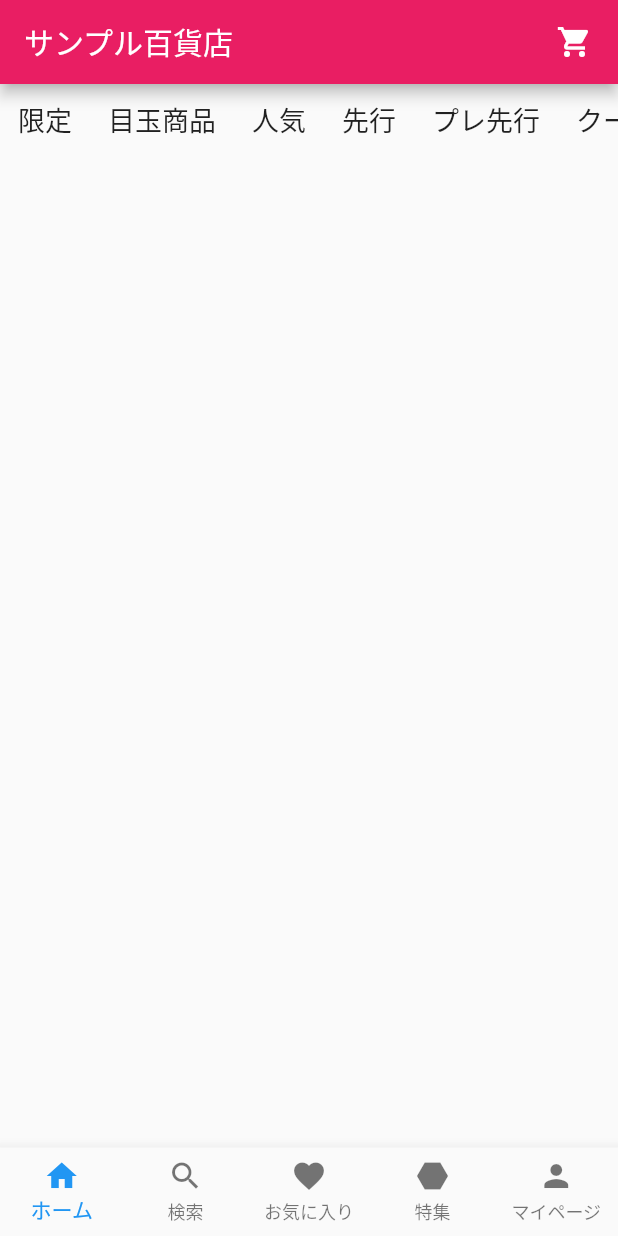
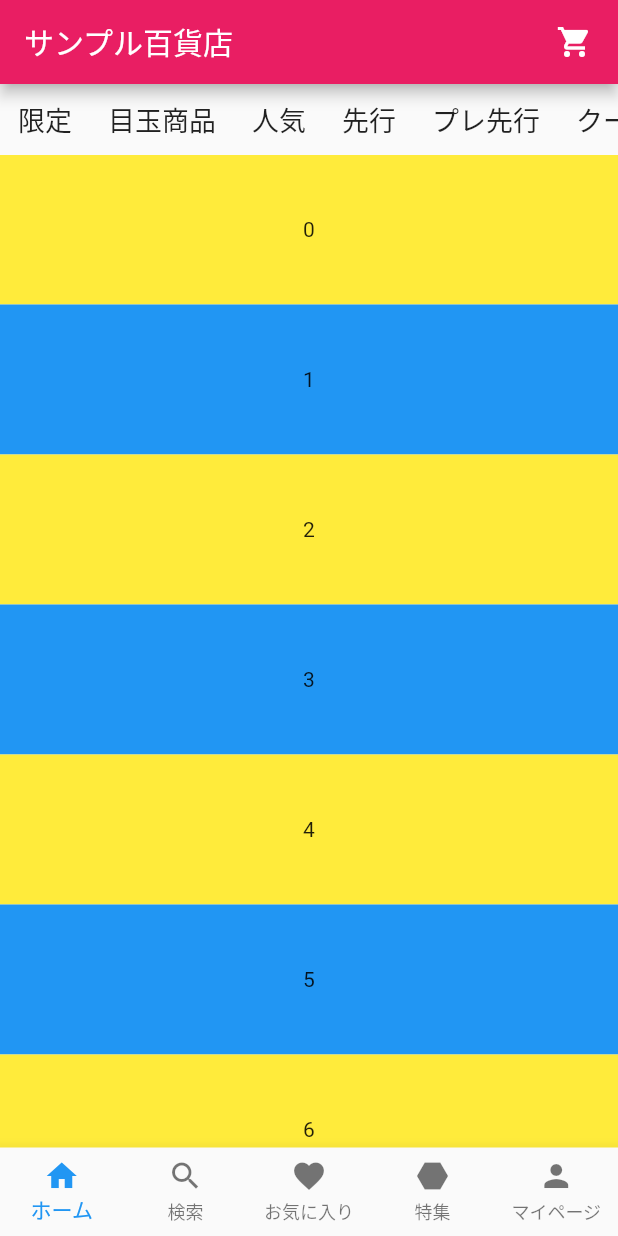
Before and after one commit to TakumaNaito227/sample_department_store_clone, a Flutter app: the screen it shows after launch, on a phone screen of 412 x 824 dp. Run offline on Flutter 3.47's test engine with Material 2 defaults, Android fonts, the light colour scheme and no system bars.

Commit message:
homeのbody実装

```diff
--- a/lib/home.dart
+++ b/lib/home.dart
@@ -1,18 +1,32 @@
 import 'package:flutter/material.dart';
 
 class Home extends StatefulWidget {
-  const Home({super.key});
+  Home({super.key});
 
   @override
   State<Home> createState() => _HomeState();
 }
 
 class _HomeState extends State<Home> {
+  String title = 'サンプル百貨店';
+
   @override
   Widget build(BuildContext context) {
+    const data = [
+      Text('0'),
+      Text('1'),
+      Text('2'),
+      Text('3'),
+      Text('4'),
+      Text('5'),
+      Text('6'),
+      Text('8'),
+      Text('9'),
+      Text('10'),
+    ];
     return Scaffold(
       appBar: AppBar(
-        title: const Text('サンプル百貨店'),
+        title: Text(title),
         backgroundColor: Colors.pink,
         actions: [
           Padding(
@@ -26,94 +40,64 @@ class _HomeState extends State<Home> {
           ),
         ],
       ),
-      body: SingleChildScrollView(
-        // RowをラップしたSingleChildScrollView
-        scrollDirection: Axis.horizontal, // 横スクロールを有効にする
+      body: Column(
+        crossAxisAlignment: CrossAxisAlignment.stretch, // 横幅いっぱいに広げる
+        children: [
+          SingleChildScrollView(
+            scrollDirection: Axis.horizontal,
             child: Row(
               mainAxisAlignment: MainAxisAlignment.spaceEvenly,
               children: [
-            Container(
+                _buildMenuItem('限定'),
+                _buildMenuItem('目玉商品'),
+                _buildMenuItem('人気'),
+                _buildMenuItem('先行'),
+                _buildMenuItem('プレ先行'),
+                _buildMenuItem('クーポン'),
+                _buildMenuItem('抽選'),
+                _buildMenuItem('履歴'),
+              ],
+            ),
+          ),
+          Expanded(
+            child: ListView(
+              children: data.asMap().entries.map((entry) {
+                int index = entry.key;
+                Widget item = entry.value;
+                Color color = index % 2 == 0 ? Colors.yellow : Colors.blue;
+                return _buildColorfulBox(color, item);
+              }).toList(),
+            ),
+          ),
+        ],
+      ),
+    );
+  }
+
+  Widget _buildMenuItem(String title) {
+    return InkWell(
+      onTap: () {
+        // タップされたときの処理を記述
+      },
+      child: Container(
         padding: const EdgeInsets.only(left: 12, right: 12),
         margin: const EdgeInsets.only(top: 10, bottom: 10),
-              child: const Text(
-                '限定',
-                style: TextStyle(
+        child: Text(
+          title,
+          style: const TextStyle(
             fontSize: 18,
           ),
         ),
       ),
-            Container(
-              padding: const EdgeInsets.only(left: 12, right: 12),
-              margin: const EdgeInsets.only(top: 10, bottom: 10),
-              child: const Text(
-                '目玉商品',
-                style: TextStyle(
-                  fontSize: 18,
-                ),
-              ),
-            ),
-            Container(
-              padding: const EdgeInsets.only(left: 12, right: 12),
-              margin: const EdgeInsets.only(top: 10, bottom: 10),
-              child: const Text(
-                '人気',
-                style: TextStyle(
-                  fontSize: 18,
-                ),
-              ),
-            ),
-            Container(
-              padding: const EdgeInsets.only(left: 12, right: 12),
-              margin: const EdgeInsets.only(top: 10, bottom: 10),
-              child: const Text(
-                '先行',
-                style: TextStyle(
-                  fontSize: 18,
-                ),
-              ),
-            ),
-            Container(
-              padding: const EdgeInsets.only(left: 12, right: 12),
-              margin: const EdgeInsets.only(top: 10, bottom: 10),
-              child: const Text(
-                'プレ先行',
-                style: TextStyle(
-                  fontSize: 18,
-                ),
-              ),
-            ),
-            Container(
-              padding: const EdgeInsets.only(left: 12, right: 12),
-              margin: const EdgeInsets.only(top: 10, bottom: 10),
-              child: const Text(
-                'クーポン',
-                style: TextStyle(
-                  fontSize: 18,
-                ),
-              ),
-            ),
-            Container(
-              padding: const EdgeInsets.only(left: 12, right: 12),
-              margin: const EdgeInsets.only(top: 10, bottom: 10),
-              child: const Text(
-                '抽選',
-                style: TextStyle(
-                  fontSize: 18,
-                ),
-              ),
-            ),
-            Container(
-              padding: const EdgeInsets.only(left: 12, right: 12),
-              margin: const EdgeInsets.only(top: 10, bottom: 10),
-              child: const Text(
-                '履歴',
-                style: TextStyle(
-                  fontSize: 18,
-                ),
-              ),
-            ),
-          ],
-        ),
+    );
+  }
+
+  Widget _buildColorfulBox(Color color, Widget child) {
+    return Container(
+      color: color,
+      height: 100,
+      child: Center(
+        child: child,
       ),
     );
   }
--- a/lib/main.dart
+++ b/lib/main.dart
@@ -19,7 +19,7 @@ class MyApp extends StatelessWidget {
         primarySwatch: Colors.blue,
         visualDensity: VisualDensity.adaptivePlatformDensity,
       ),
-      home: const Scaffold(
+      home: Scaffold(
         body: Home(),
         bottomNavigationBar: Footer(),
       ),
```
Lines whose indentation alone changed are shown as unchanged.
